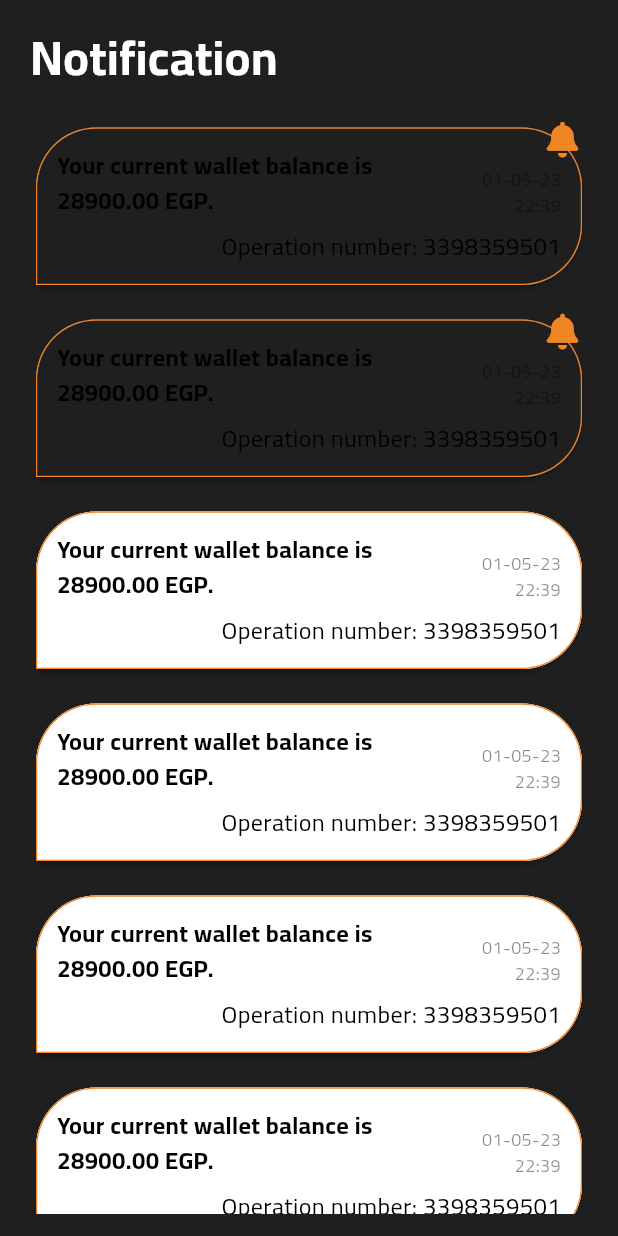
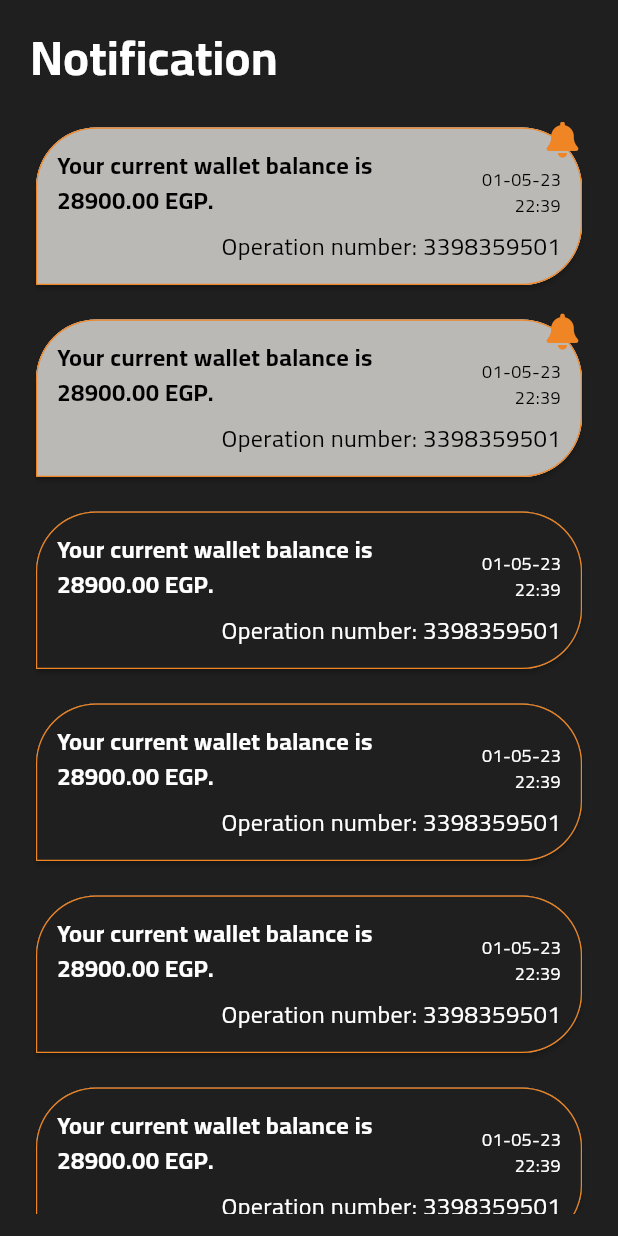
Before and after one commit to thabooota/Tab-Cash, a Flutter app: the NotificationView screen opened by its route, on a phone screen of 412 x 824 dp. Run offline on Flutter 3.47's test engine with Material 2 defaults, Android fonts, the phone set to English and light mode, and no system bars; our stand-ins replace curved_navigation_bar, dio, dropdown_button2, flutter_bloc, flutter_svg, font_awesome_flutter and 1 more; missing offline and left inert: flutter_barcode_scanner.

Commit message:
notifcation dark mode done

```diff
--- a/lib/features/notification/presentation/views/widgets/notification_item.dart
+++ b/lib/features/notification/presentation/views/widgets/notification_item.dart
@@ -29,7 +29,7 @@ Widget notificationItem(
             padding: const EdgeInsetsDirectional.all(14.0),
             decoration: BoxDecoration(
               color:
-                  readIt ? Colors.white : ColorManager.darkScaffoldBackgroundColor,
+                  readIt ? ColorManager.darkMode : ColorManager.gray2,
               borderRadius: const BorderRadius.only(
                 topRight: Radius.circular(40.0),
                 bottomRight: Radius.circular(40.0),
@@ -46,7 +46,7 @@ Widget notificationItem(
                         child: Text(
                       messageText,
                       style: Styles.textStyle16.copyWith(
-                          fontWeight: FontWeight.bold, color: Colors.black),
+                          fontWeight: FontWeight.bold, color: readIt ? ColorManager.darkTextColor : Colors.black,),
                     )),
                     SizedBox(
                       width: MediaQuery.of(context).size.width * 0.1,
@@ -55,7 +55,7 @@ Widget notificationItem(
                       messageTime,
                       textAlign: TextAlign.end,
                       style: Styles.textStyle16.copyWith(
-                          color: Colors.black45,
+                          color: readIt ? ColorManager.darkTextColor : Colors.black,
                           fontWeight: FontWeight.w400,
                           fontSize: 12.0),
                     ),
@@ -66,7 +66,7 @@ Widget notificationItem(
                 ),
                 Text(
                   'Operation number: $operationNumber',
-                  style: Styles.textStyle16.copyWith(color: Colors.black),
+                  style: Styles.textStyle16.copyWith(color: readIt ? ColorManager.darkTextColor : Colors.black,),
                 ),
               ],
             ),
```
